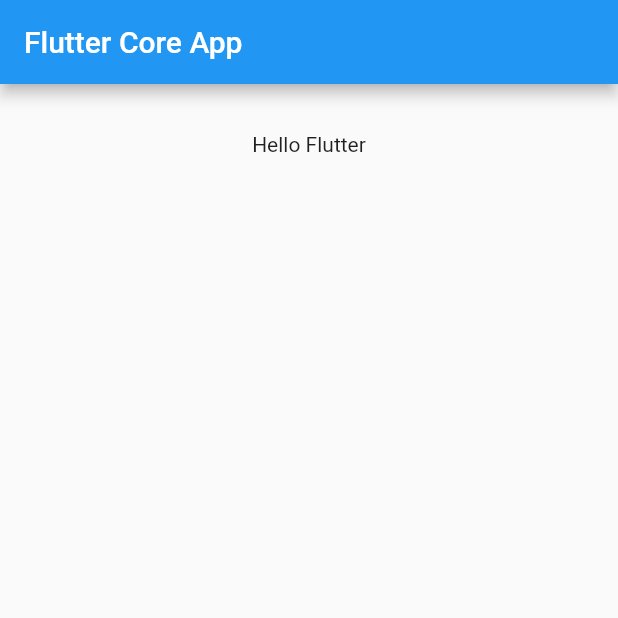
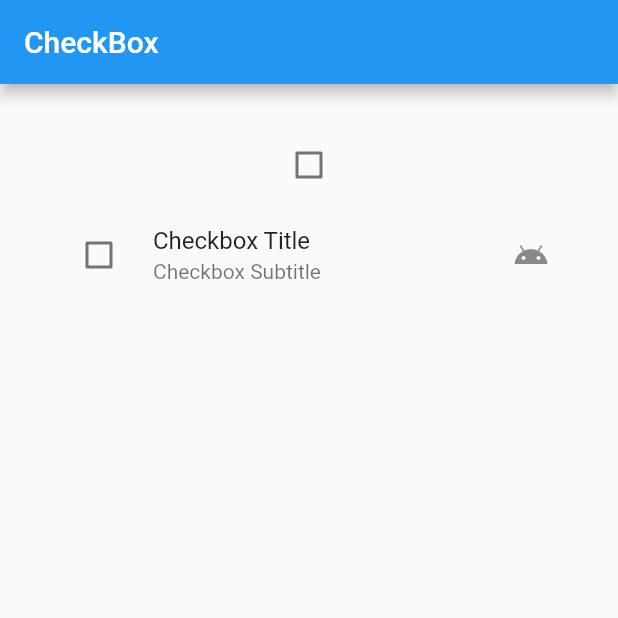
Before and after one commit to zabochen/FlutterCoreApp, a Flutter app: the screen it shows after launch, on a phone screen of 412 x 824 dp, the top half of it. Run offline on Flutter 3.47's test engine with Material 2 defaults, Android fonts, the phone set to English and light mode, and no system bars.

Commit message:
Checkbox

```diff
--- /dev/null
+++ b/lib/checkbox/checkbox.dart
@@ -0,0 +1,56 @@
+import 'package:flutter/material.dart';
+
+class MyCheckbox extends StatefulWidget {
+  @override
+  State<StatefulWidget> createState() {
+    return _State();
+  }
+}
+
+class _State extends State<MyCheckbox> {
+  String _appBarTitle = "CheckBox";
+
+  bool _value1 = false;
+  bool _value2 = false;
+
+  void _value1Changed(bool value) {
+    setState(() {
+      _value1 = value;
+    });
+  }
+
+  void _value2Changed(bool value) => setState(() => _value2 = value);
+
+  @override
+  Widget build(BuildContext context) {
+    return Scaffold(
+      appBar: AppBar(
+        title: Text(_appBarTitle),
+      ),
+      body: Container(
+        padding: EdgeInsets.all(30.0),
+        child: Center(
+          child: Column(
+            children: <Widget>[
+              Checkbox(
+                value: _value1,
+                onChanged: (bool value) {
+                  _value1Changed(value);
+                },
+              ),
+              CheckboxListTile(
+                value: _value2,
+                onChanged: _value2Changed,
+                title: Text("Checkbox Title"),
+                subtitle: Text("Checkbox Subtitle"),
+                activeColor: Colors.red,
+                secondary: Icon(Icons.android),
+                controlAffinity: ListTileControlAffinity.leading,
+              )
+            ],
+          ),
+        ),
+      ),
+    );
+  }
+}
--- a/lib/main.dart
+++ b/lib/main.dart
@@ -1,33 +1,8 @@
 import 'package:flutter/material.dart';
+import 'package:flutter_core_app/checkbox/checkbox.dart';
 
 void main() {
   runApp(MaterialApp(
-    home: MainApp(),
+    home: MyCheckbox(),
   ));
 }
-
-class MainApp extends StatefulWidget {
-  @override
-  _State createState() => _State();
-}
-
-class _State extends State<MainApp> {
-  @override
-  Widget build(BuildContext context) {
-    return Scaffold(
-      appBar: AppBar(
-        title: Text("Flutter Core App"),
-      ),
-      body: Container(
-        padding: EdgeInsets.all(32.0),
-        child: Center(
-          child: Column(
-            children: <Widget>[
-              Text("Hello Flutter"),
-            ],
-          ),
-        ),
-      ),
-    );
-  }
-}
```
Also changed, not shown: pubspec.lock, 1 other file.
